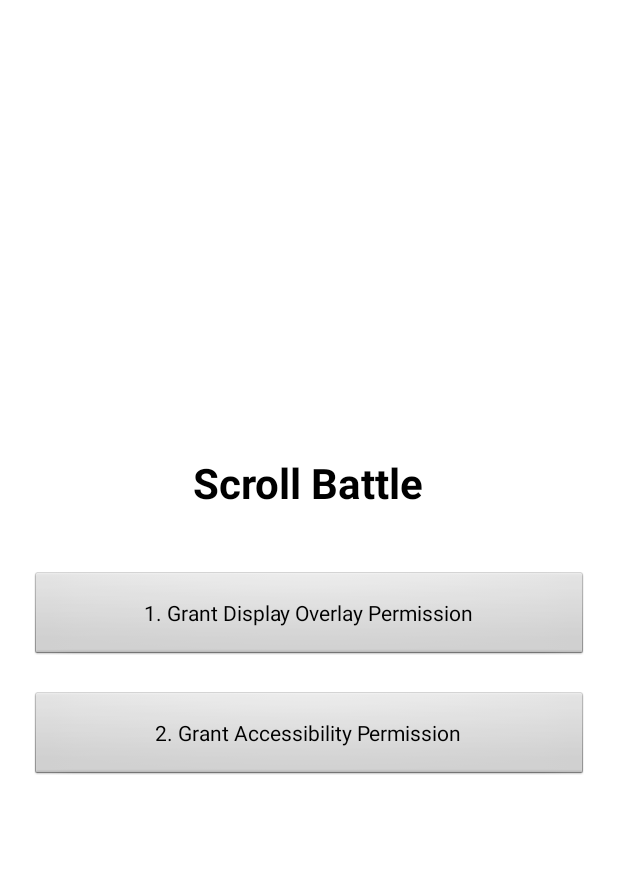
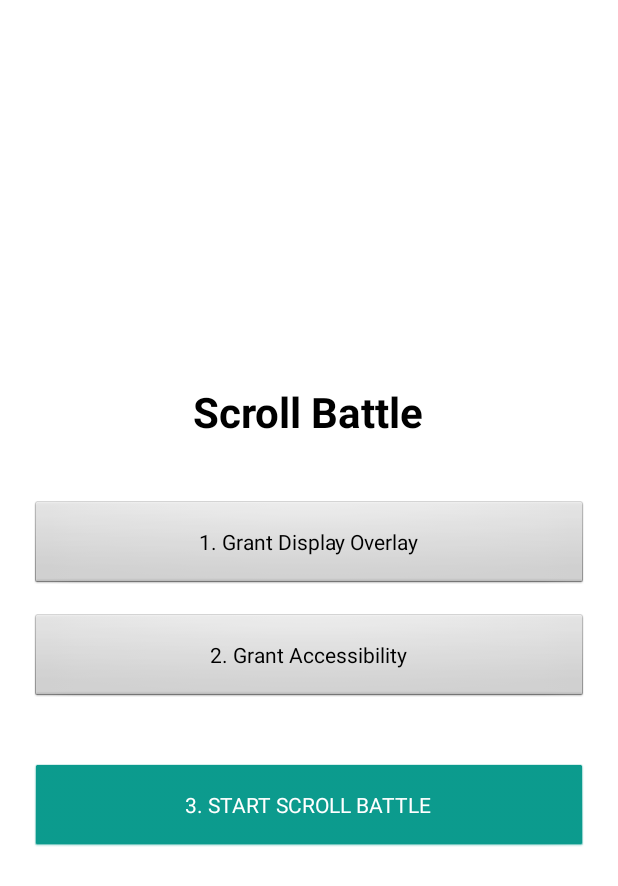
Before and after one commit to Sagar3042/ScrollBattle, an Android app: the screen it shows after launch (MainActivity), on a phone screen of 412 x 824 dp. Shown: the top 886 px of the screen. Run offline under Robolectric (Android 15) with nearby library versions, the light colour scheme and no system bars.

Commit message:
Fixed background service and added Start button

```diff
--- a/app/src/main/res/layout/activity_main.xml
+++ b/app/src/main/res/layout/activity_main.xml
@@ -20,13 +20,23 @@
         android:id="@+id/btn_overlay_permission"
         android:layout_width="match_parent"
         android:layout_height="60dp"
-        android:text="1. Grant Display Overlay Permission"/>
+        android:text="1. Grant Display Overlay"/>
 
     <Button
         android:id="@+id/btn_accessibility_permission"
         android:layout_width="match_parent"
         android:layout_height="60dp"
-        android:layout_marginTop="20dp"
-        android:text="2. Grant Accessibility Permission"/>
+        android:layout_marginTop="15dp"
+        android:text="2. Grant Accessibility"/>
+
+    <!-- নতুন স্টার্ট বাটন -->
+    <Button
+        android:id="@+id/btn_start_app"
+        android:layout_width="match_parent"
+        android:layout_height="60dp"
+        android:layout_marginTop="40dp"
+        android:backgroundTint="#009688"
+        android:textColor="#FFFFFF"
+        android:text="3. START SCROLL BATTLE"/>
 
 </LinearLayout>
```
Also changed, not shown: app/src/main/AndroidManifest.xml (+6 -6 lines), app/src/main/java/com/sagar/scrollbattle/MainActivity.java (+33 -6 lines).
